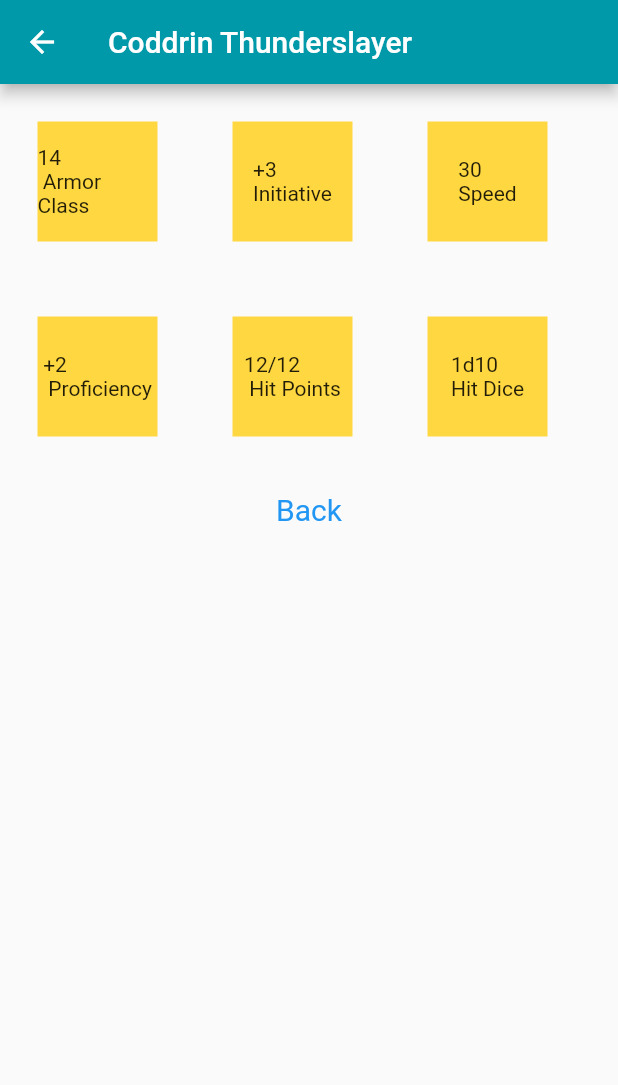
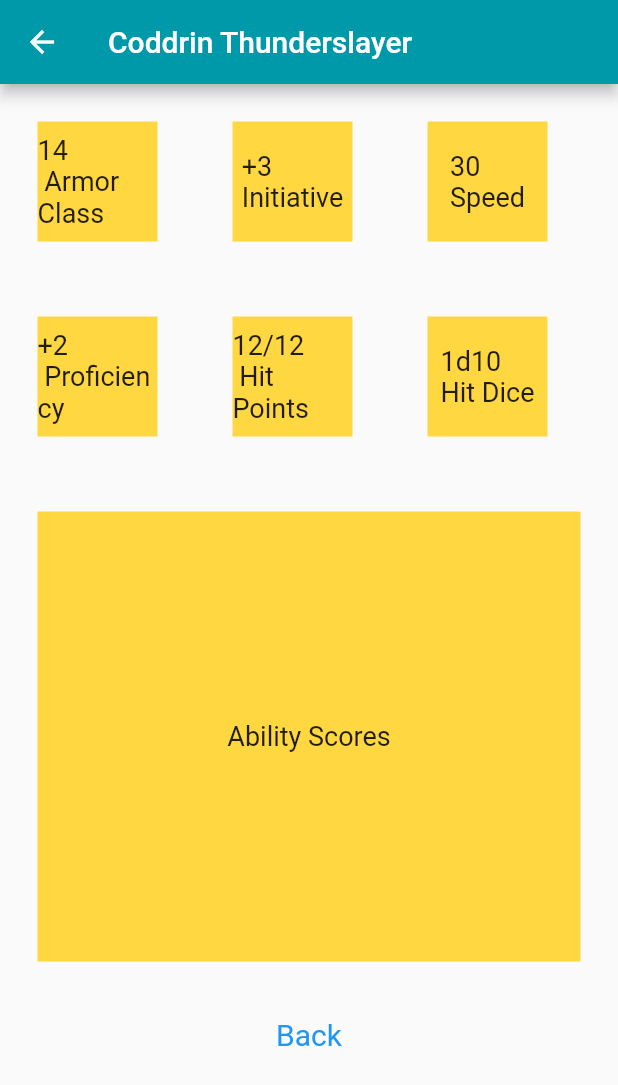
Before and after one commit to EvanMarnik/dnd_character_sheet_app, a Flutter app: the screen it shows after launch, after a tap on "Coddrin Thunderslayer", on a phone screen of 412 x 824 dp. Shown: the top 1085 px of the screen. Run offline on Flutter 3.47's test engine with Material 2 defaults, Android fonts, the phone set to English and light mode, and no system bars.

Commit message:
Update character_sheet_view.dart

```diff
--- a/lib/view/character_sheet_view.dart
+++ b/lib/view/character_sheet_view.dart
@@ -81,8 +81,7 @@ class _CharacterSheetViewState extends State<CharacterSheetView> {
                 height: 80.0,
                 color: Colors.amberAccent,
                 alignment: Alignment.center,
-                child: const Text('14 \n Armor Class'),
-
+                child: const Text('14 \n Armor Class', style: TextStyle(fontSize: 18)),
               ),
               Container(
                 margin: EdgeInsets.all(25.0),
@@ -90,7 +89,7 @@ class _CharacterSheetViewState extends State<CharacterSheetView> {
                 height: 80.0,
                 color: Colors.amberAccent,
                 alignment: Alignment.center,
-                child: const Text('+3 \nInitiative'),
+                child: const Text('+3 \nInitiative', style: TextStyle(fontSize: 18)),
               ),
               Container(
                 margin: EdgeInsets.all(25.0),
@@ -98,7 +97,7 @@ class _CharacterSheetViewState extends State<CharacterSheetView> {
                 height: 80.0,
                 color: Colors.amberAccent,
                 alignment: Alignment.center,
-                child: const Text('30 \nSpeed'),
+                child: const Text('30 \nSpeed', style: TextStyle(fontSize: 18)),
               ),
             ],
           ),
@@ -110,8 +109,7 @@ class _CharacterSheetViewState extends State<CharacterSheetView> {
                 height: 80.0,
                 color: Colors.amberAccent,
                 alignment: Alignment.center,
-                child: const Text('+2 \n Proficiency'),
-
+                child: const Text('+2 \n Proficiency', style: TextStyle(fontSize: 18)),
               ),
               Container(
                 margin: EdgeInsets.all(25.0),
@@ -119,7 +117,7 @@ class _CharacterSheetViewState extends State<CharacterSheetView> {
                 height: 80.0,
                 color: Colors.amberAccent,
                 alignment: Alignment.center,
-                child: const Text('12/12 \n Hit Points'),
+                child: const Text('12/12 \n Hit Points', style: TextStyle(fontSize: 18)),
               ),
               Container(
                 margin: EdgeInsets.all(25.0),
@@ -127,9 +125,17 @@ class _CharacterSheetViewState extends State<CharacterSheetView> {
                 height: 80.0,
                 color: Colors.amberAccent,
                 alignment: Alignment.center,
-                child: const Text('1d10 \nHit Dice'),
+                child: const Text('1d10 \nHit Dice', style: TextStyle(fontSize: 18)),
               ),
             ],
+          ),
+          Container(
+            margin: EdgeInsets.all(25.0),
+            width: 400.0,
+            height: 300.0,
+            color: Colors.amberAccent,
+            alignment: Alignment.center,
+              child: const Text('Ability Scores', style: TextStyle(fontSize: 18))
           ),
           TextButton(
             style: TextButton.styleFrom(
```
